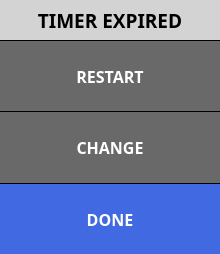
This is ui/TimerDialog.ui in UnexplodedMinds/Stratofier as Qt 5 draws it before an edit. The edited form follows.
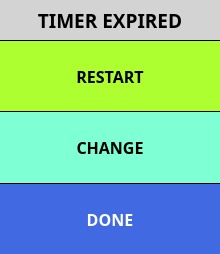
This is the edited form. Icons and pictures are not drawn.

Commit message: UI improvements and darken background for dialogs.

Patch:
```diff
--- a/ui/TimerDialog.ui
+++ b/ui/TimerDialog.ui
@@ -91,23 +91,6 @@
   <property name="windowTitle">
    <string>TIMER</string>
   </property>
-  <property name="styleSheet">
-   <string notr="true">QPushButton
-{
-	border: none;
-	background-color: DimGray;
-	color: white;
-	margin: 0px;
-}
-QPushButton::pressed
-{
-	border: none;
-	background-color: LightGray;
-	color: black;
-	margin: 0px;
-}
-</string>
-  </property>
   <layout class="QVBoxLayout" name="verticalLayout">
    <property name="spacing">
     <number>1</number>
@@ -191,6 +174,23 @@
      <property name="autoFillBackground">
       <bool>false</bool>
      </property>
+     <property name="styleSheet">
+      <string notr="true">QPushButton
+{
+	border: none;
+	background-color: GreenYellow;
+	color: black;
+	margin: 0px;
+}
+QPushButton::pressed
+{
+	border: none;
+	background-color: LightGray;
+	color: black;
+	margin: 0px;
+}
+</string>
+     </property>
      <property name="text">
       <string>RESTART</string>
      </property>
@@ -218,6 +218,23 @@
      <property name="autoFillBackground">
       <bool>false</bool>
      </property>
+     <property name="styleSheet">
+      <string notr="true">QPushButton
+{
+	border: none;
+	background-color: Aquamarine;
+	color: black;
+	margin: 0px;
+}
+QPushButton::pressed
+{
+	border: none;
+	background-color: LightGray;
+	color: black;
+	margin: 0px;
+}
+</string>
+     </property>
      <property name="text">
       <string>CHANGE</string>
      </property>
```
The commit also changes 20 other files.
